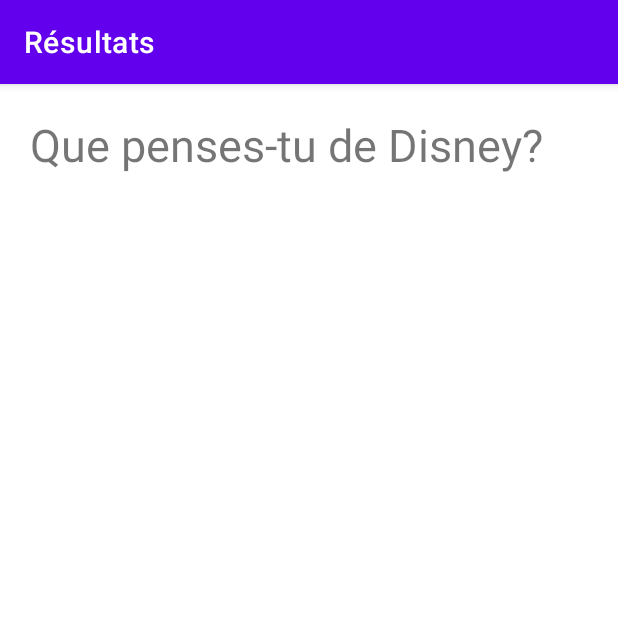
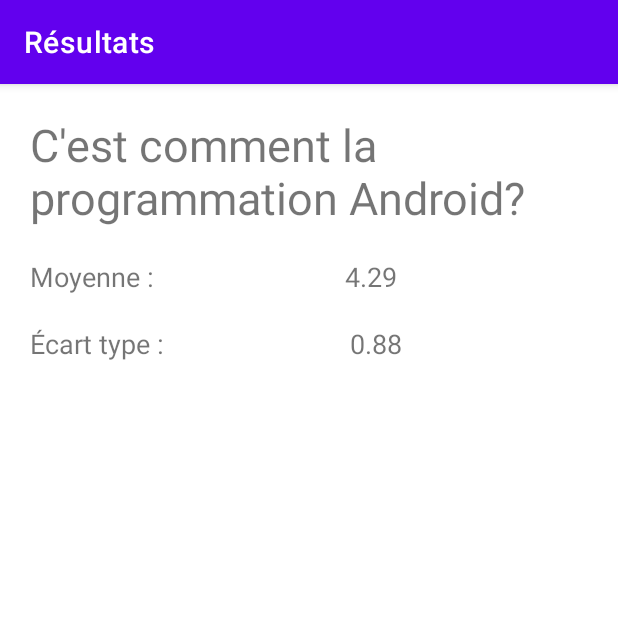
Before and after one commit to Aylazcano/A21-4203N5-VotoDroid-Lazcano, an Android app: the ResultActivity screen opened directly, with no data from a screen before it, on a phone screen of 412 x 824 dp, the top half of it. Run offline under Robolectric (Android 15) with nearby library versions, the phone set to English and light mode, and no system bars; plain views replace BarChart.

Commit message:
FCT: FCT:  Écran de résultats partiel (manque graphique)

```diff
--- a/app/build.gradle
+++ b/app/build.gradle
@@ -43,6 +43,11 @@ dependencies {
     implementation 'com.google.android.material:material:1.5.0'
     implementation 'androidx.constraintlayout:constraintlayout:2.1.3'
     implementation 'androidx.recyclerview:recyclerview:1.2.1'
+    //En commentaire, cause une erreur:
+    //Failed to resolve: com.github.PhilJay:MPAndroidChart:v3.1.0
+    //<a href="open.dependency.in.project.structure">Show in Project Structure dialog</a>
+    //Affected Modules: <a href="openFile:C:/Users/0370102/Desktop/A21-4203N5-VotoDroid-Lazcano/app/build.gradle">app</a>
+//    implementation 'com.github.PhilJay:MPAndroidChart:v3.1.0'
 
     testImplementation 'junit:junit:4.13.2'
     androidTestImplementation 'androidx.test.ext:junit:1.1.3'
--- a/app/src/main/res/layout/activity_result.xml
+++ b/app/src/main/res/layout/activity_result.xml
@@ -12,8 +12,58 @@
         android:layout_width="match_parent"
         android:layout_height="wrap_content"
         android:textSize="30dp"
-        android:text="Que penses-tu de Disney?"/>
+        android:layout_marginBottom="10dp"
+        android:text="C'est comment la programmation Android?"/>
+
+    <LinearLayout xmlns:android="http://schemas.android.com/apk/res/android"
+        android:orientation="horizontal"
+        android:layout_width="match_parent"
+        android:layout_height="wrap_content"
+        android:layout_marginVertical="10dp">
 
 
+        <TextView
+            android:layout_width="wrap_content"
+            android:layout_height="wrap_content"
+            android:textSize="18dp"
+            android:text="Moyenne :"/>
+
+        <TextView
+            android:layout_width="match_parent"
+            android:layout_height="wrap_content"
+            android:textSize="18dp"
+            android:gravity="center_horizontal"
+            android:text="4.29"/>
+
+    </LinearLayout>
+
+    <LinearLayout xmlns:android="http://schemas.android.com/apk/res/android"
+        android:orientation="horizontal"
+        android:layout_width="match_parent"
+        android:layout_height="wrap_content"
+        android:layout_marginVertical="10dp">
+
+
+        <TextView
+            android:layout_width="wrap_content"
+            android:layout_height="wrap_content"
+            android:textSize="18dp"
+            android:text="Écart type :"/>
+
+        <TextView
+            android:layout_width="match_parent"
+            android:layout_height="wrap_content"
+            android:textSize="18dp"
+            android:gravity="center_horizontal"
+            android:text="0.88"/>
+
+    </LinearLayout>
+
+<!--    <com.github.mikephil.charting.charts.BarChart-->
+<!--        android:id="@+id/chart"-->
+<!--        android:layout_width="fill_parent"-->
+<!--        android:layout_height="fill_parent"-->
+<!--        android:background="@android:color/white"-->
+<!--        />-->
 
 </LinearLayout>
--- a/settings.gradle
+++ b/settings.gradle
@@ -3,6 +3,7 @@ pluginManagement {
         gradlePluginPortal()
         google()
         mavenCentral()
+        maven { url 'https://jitpack.io' }
     }
 }
 dependencyResolutionManagement {
```
Also changed, not shown: app/src/main/java/com/example/a21_4203n5_votodroid_lazcano/MainActivity.java (+38 -0 lines).
